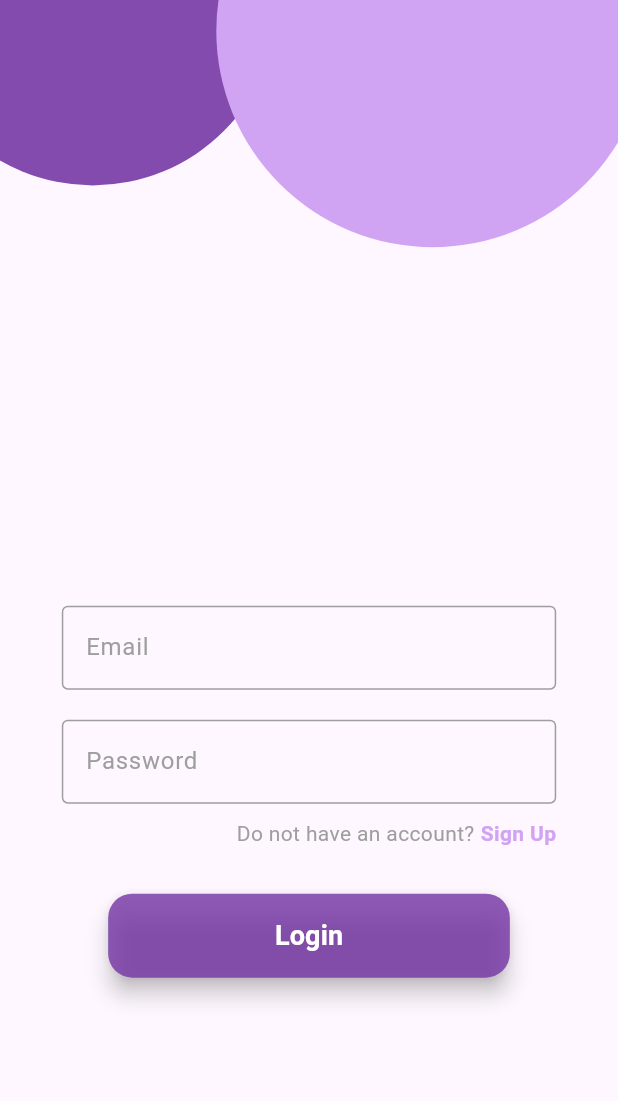
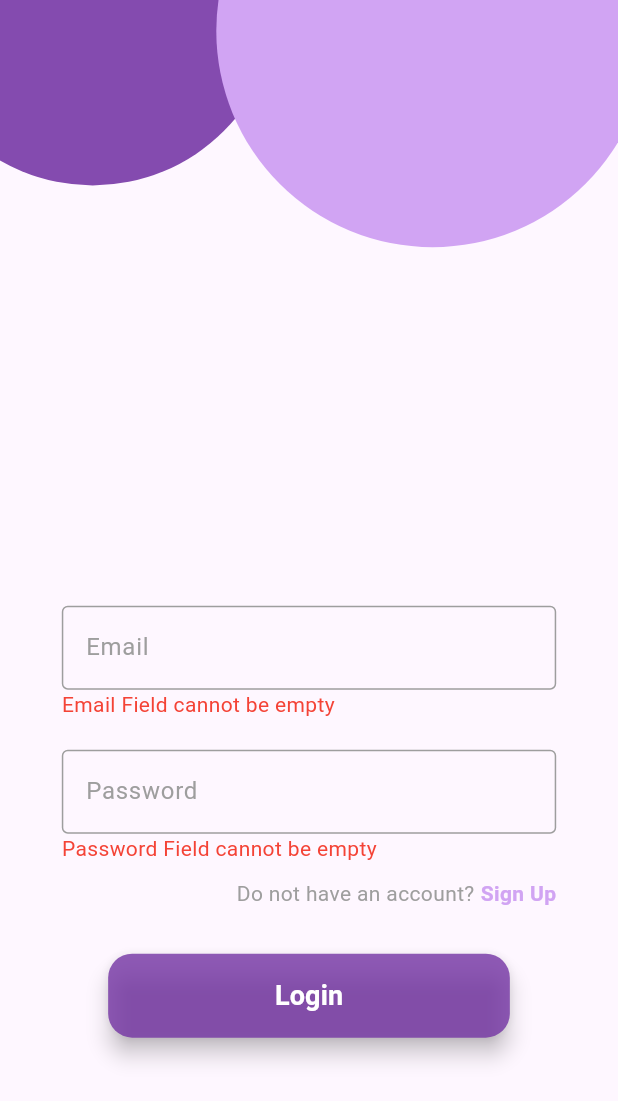
Before and after one commit to WhoShotYa08/DrivenDriver, a Flutter app: the LoginScreen screen opened directly, after a tap on "Login", on a phone screen of 412 x 824 dp. Shown: the top 1101 px of the screen. Run offline on Flutter 3.47's test engine with Material 3 defaults, Android fonts, the light colour scheme and no system bars; our stand-ins replace lottie; network calls fail.

Commit message:
mad minor changes on the login page

```diff
--- a/driven_driver/lib/pages/login.dart
+++ b/driven_driver/lib/pages/login.dart
@@ -1,3 +1,5 @@
+import 'dart:math';
+
 import 'package:driven_driver/models/textInput.dart';
 import 'package:driven_driver/pages/signUp.dart';
 import 'package:flutter/material.dart';
@@ -18,6 +20,10 @@ class _LoginScreenState extends State<LoginScreen> {
     //controllers
     final emailController = TextEditingController();
     final passwordController = TextEditingController();
+
+    //validators
+    bool emailValidator = true;
+    bool passwordValidator = true;
 
     return Scaffold(
       body: Center(
@@ -62,6 +68,19 @@ class _LoginScreenState extends State<LoginScreen> {
                       placeholder: "Email",
                       privateText: false),
                 ),
+                SizedBox(
+                  width: _width * 0.8,
+                  child: Visibility(
+                    visible: emailValidator,
+                    child: const Text(
+                      "Email Field cannot be empty",
+                      textAlign: TextAlign.start,
+                      style: TextStyle(
+                        color: Colors.red,
+                      ),
+                    ),
+                  ),
+                ),
                 const SizedBox(
                   height: 20,
                 ),
@@ -73,6 +92,20 @@ class _LoginScreenState extends State<LoginScreen> {
                       privateText: true),
                 )
               ]),
+            ),
+
+            SizedBox(
+              width: _width * 0.8,
+              child: Visibility(
+                visible: passwordValidator,
+                child: const Text(
+                  "Password Field cannot be empty",
+                  textAlign: TextAlign.start,
+                  style: TextStyle(
+                    color: Colors.red,
+                  ),
+                ),
+              ),
             ),
 
             const SizedBox(
@@ -114,7 +147,17 @@ class _LoginScreenState extends State<LoginScreen> {
               child: FloatingActionButton(
                 backgroundColor: const Color.fromRGBO(116, 52, 164, 0.8),
                 onPressed: () {
-                  print(emailController.text);
+                  if (emailController.text == '') {
+                    setState(() {
+                      emailValidator = true;
+                    });
+                  } else {
+                    setState(() {
+                      emailValidator = false;
+                    });
+                  }
+
+                  print(emailValidator);
                 },
                 child: const Text(
                   "Login",
--- a/driven_driver/lib/pages/signUp.dart
+++ b/driven_driver/lib/pages/signUp.dart
@@ -96,15 +96,19 @@ class _SignUpScreenState extends State<SignUpScreen> {
               ]),
             ),
 
+            const SizedBox(
+              height: 30,
+            ),
+
             SizedBox(
               width: _width * 0.65,
               child: FloatingActionButton(
                 backgroundColor: const Color.fromRGBO(116, 52, 164, 0.8),
                 onPressed: () {
-                  print(emailController.text);
+                  print(usernameController.text);
                 },
                 child: const Text(
-                  "Login",
+                  "Sign Up",
                   style: TextStyle(
                       fontSize: 18,
                       fontWeight: FontWeight.w600,
```
